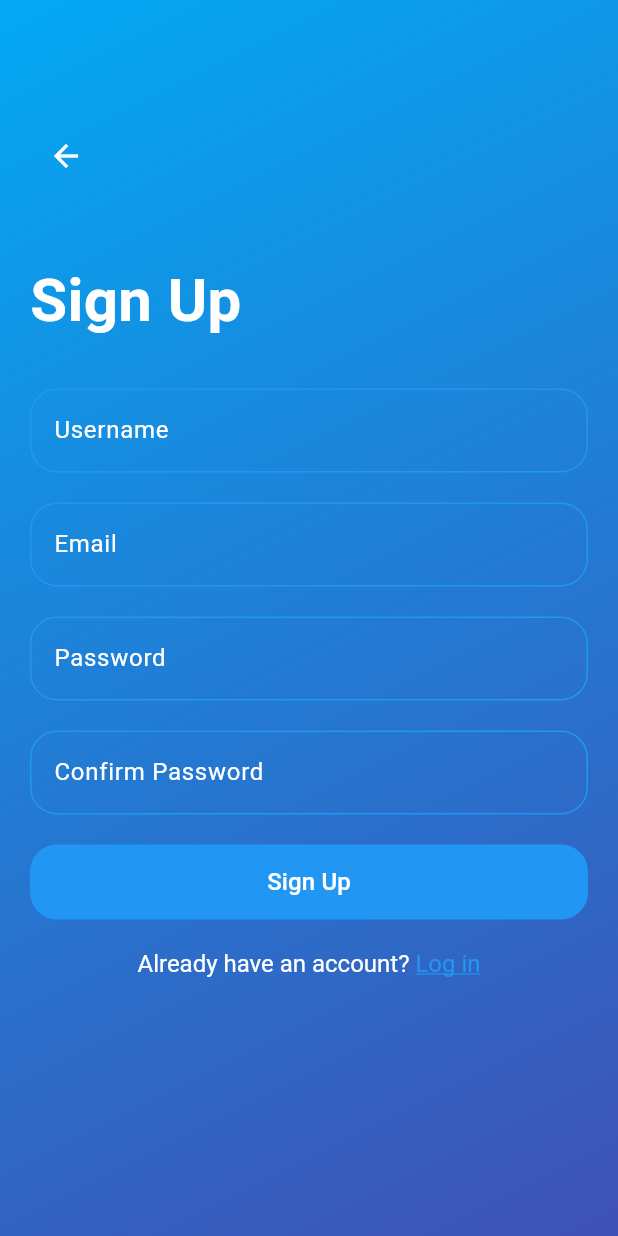
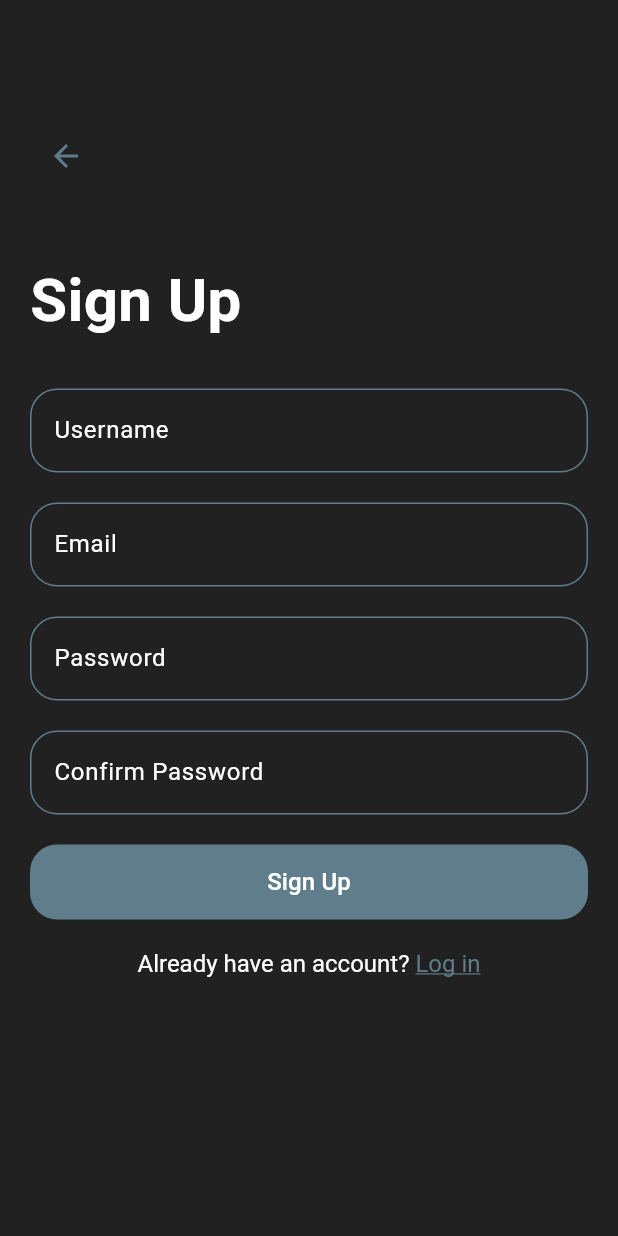
Before and after one commit to riskilinardi/ShiokWeather, a Flutter app: the screen it shows after launch, after a tap on an icon or button, on a phone screen of 412 x 824 dp. Run offline on Flutter 3.47's test engine with Material 3 defaults, Android fonts, the light colour scheme and no system bars; our stand-ins replace curved_navigation_bar, flutter_map, gap, image_picker, latlong2, material_design_icons_flutter and 3 more; accounts and stored records are empty.

Commit message:
Change colours on login and signup

```diff
--- a/lib/loginpage.dart
+++ b/lib/loginpage.dart
@@ -175,7 +175,6 @@ class _LoginPageState extends State<LoginPage> {
                 fontSize: 16,
                 color: Colors.blueGrey,
                 decoration: TextDecoration.underline,
-                decorationColor: Colors.blueGrey
               ),
             ),
           ],
--- a/lib/signuppage.dart
+++ b/lib/signuppage.dart
@@ -17,13 +17,7 @@ class _SignupPageState extends State<SignupPage> {
   Widget build(BuildContext context) {
     return Scaffold(
       body: Container(
-        decoration: BoxDecoration(
-          gradient: LinearGradient(
-            colors: [Colors.lightBlue, Colors.indigo],
-            begin: Alignment.topLeft,
-            end: Alignment.bottomRight,
-          ),
-        ),
+        color: Colors.black87,
         child: Stack(
           children: [
             _page(),
@@ -31,7 +25,7 @@ class _SignupPageState extends State<SignupPage> {
               top: 80,
               left: 20,
               child: IconButton(
-                icon: Icon(Icons.arrow_back, color: Colors.white),
+                icon: Icon(Icons.arrow_back, color: Colors.blueGrey),
                 onPressed: () {
                   Navigator.pop(context);
                 },
@@ -97,7 +91,7 @@ class _SignupPageState extends State<SignupPage> {
   }) {
     var border = OutlineInputBorder(
       borderRadius: BorderRadius.circular(18),
-      borderSide: const BorderSide(color: Colors.blue),
+      borderSide: const BorderSide(color: Colors.blueGrey),
     );
 
     return TextField(
@@ -123,7 +117,7 @@ class _SignupPageState extends State<SignupPage> {
               .infinity,
       height: 50,
       decoration: BoxDecoration(
-        color: Colors.blue,
+        color: Colors.blueGrey,
         borderRadius: BorderRadius.circular(
           18,
         ),
@@ -206,7 +200,7 @@ class _SignupPageState extends State<SignupPage> {
                 fontSize: 16,
                 color:
                     Colors
-                        .blue,
+                        .blueGrey,
                 decoration: TextDecoration.underline,
               ),
             ),
```
